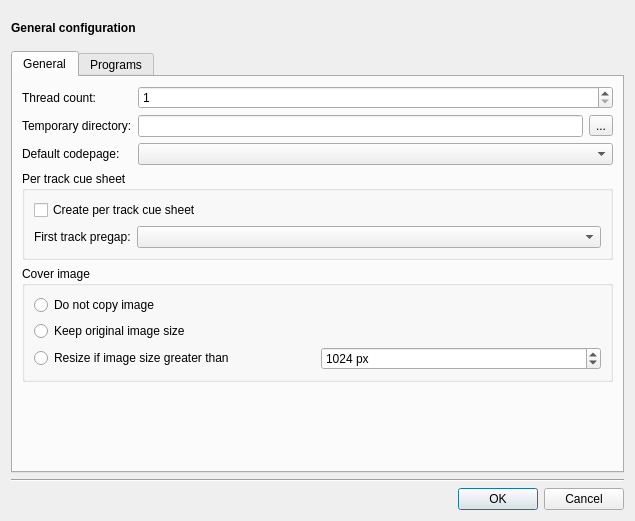
flacon/flacon, file gui/configdialog/configdialog.ui: the form before one commit.
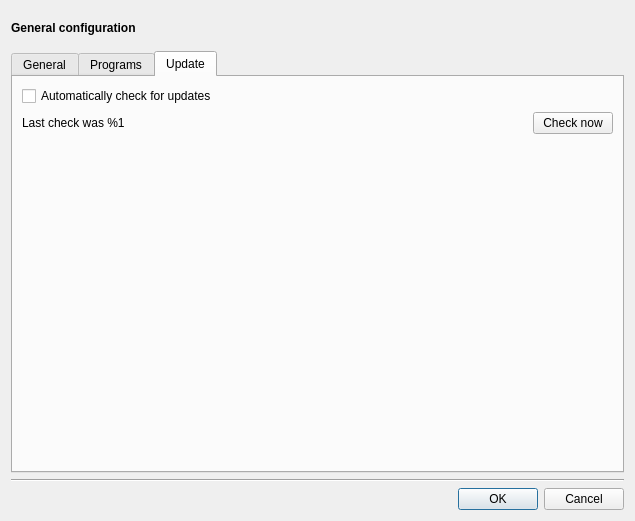
The form after the commit. The open tabs and pages were chosen to show the change. Custom widgets are drawn as their Qt base class.

Commit message: MacOS: Preferences page for updater

```diff
--- a/gui/configdialog/configdialog.ui
+++ b/gui/configdialog/configdialog.ui
@@ -311,6 +311,64 @@
          </item>
         </layout>
        </widget>
+       <widget class="QWidget" name="updatePage">
+        <attribute name="title">
+         <string>Update</string>
+        </attribute>
+        <layout class="QVBoxLayout" name="verticalLayout_7">
+         <item>
+          <widget class="QCheckBox" name="autoUpdateCbk">
+           <property name="text">
+            <string>Automatically check for updates</string>
+           </property>
+          </widget>
+         </item>
+         <item>
+          <layout class="QHBoxLayout" name="horizontalLayout">
+           <item>
+            <widget class="QLabel" name="lastUpdateLbl">
+             <property name="text">
+              <string notr="true">Last check was %1</string>
+             </property>
+            </widget>
+           </item>
+           <item>
+            <spacer name="horizontalSpacer">
+             <property name="orientation">
+              <enum>Qt::Horizontal</enum>
+             </property>
+             <property name="sizeHint" stdset="0">
+              <size>
+               <width>40</width>
+               <height>20</height>
+              </size>
+             </property>
+            </spacer>
+           </item>
+           <item>
+            <widget class="QPushButton" name="updateNowBtn">
+             <property name="text">
+              <string>Check now</string>
+             </property>
+            </widget>
+           </item>
+          </layout>
+         </item>
+         <item>
+          <spacer name="verticalSpacer">
+           <property name="orientation">
+            <enum>Qt::Vertical</enum>
+           </property>
+           <property name="sizeHint" stdset="0">
+            <size>
+             <width>20</width>
+             <height>277</height>
+            </size>
+           </property>
+          </spacer>
+         </item>
+        </layout>
+       </widget>
       </widget>
      </item>
     </layout>
```
Left out of the diff: 4 changed lines with no effect on the pictures. The commit also changes 6 other files.
